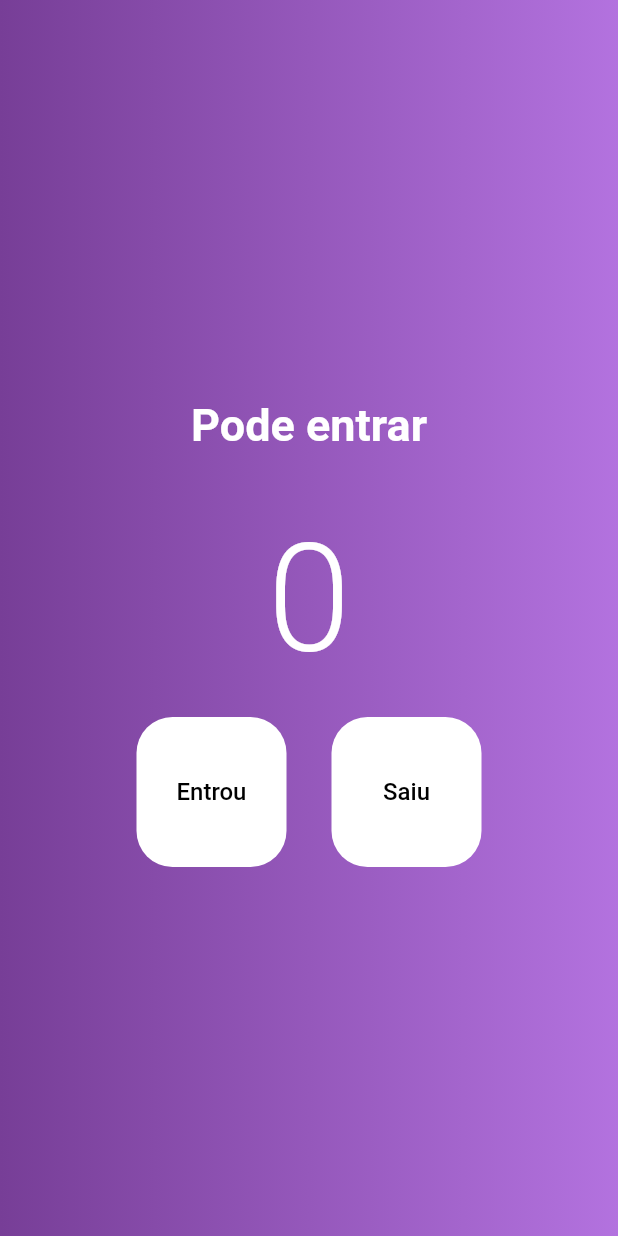
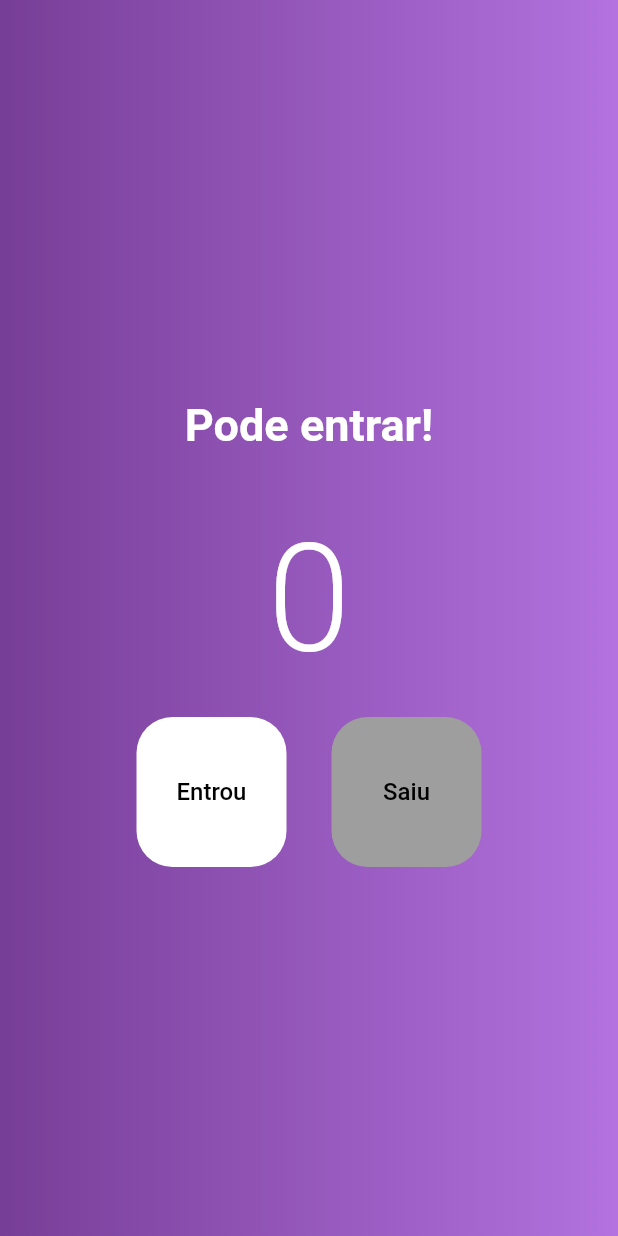
Before and after one commit to Joaopedroaquino/PeopleCounter, a Flutter app: the screen it shows after launch, on a phone screen of 412 x 824 dp. Run offline on Flutter 3.47's test engine with Material 2 defaults, Android fonts, the phone set to English and light mode, and no system bars.

Commit message:
adicionando regra de negocio

```diff
--- a/lib/home_page.dart
+++ b/lib/home_page.dart
@@ -24,6 +24,9 @@ class _HomePageState extends State<HomePage> {
     print('$count');
   }
 
+  bool get isEmpty => count == 0;
+  bool get isFull => count == 20;
+
   @override
   Widget build(BuildContext context) {
     return Scaffold(
@@ -44,10 +47,10 @@ class _HomePageState extends State<HomePage> {
         child: Column(
           mainAxisAlignment: MainAxisAlignment.center,
           children: [
-            const Padding(
+            Padding(
               padding: EdgeInsets.all(20),
               child: Text(
-                'Pode entrar',
+                isFull ? 'Lotado' : 'Pode entrar!',
                 style: TextStyle(
                   color: Colors.white,
                   fontSize: 30,
@@ -78,7 +81,7 @@ class _HomePageState extends State<HomePage> {
                         borderRadius: BorderRadius.circular(24),
                       ),
                     ),
-                    onPressed: increment,
+                    onPressed: isFull ? null : increment,
                     child: const Text(
                       'Entrou',
                       style: TextStyle(color: Colors.black, fontSize: 16),
@@ -89,13 +92,13 @@ class _HomePageState extends State<HomePage> {
                 TextButton(
                   style: TextButton.styleFrom(
                     primary: Colors.purple,
-                    backgroundColor: Colors.white,
+                    backgroundColor: isEmpty ? Colors.grey : Colors.white,
                     fixedSize: const Size(100, 100),
                     shape: RoundedRectangleBorder(
                       borderRadius: BorderRadius.circular(24),
                     ),
                   ),
-                  onPressed: decrement,
+                  onPressed: isEmpty ? null : decrement,
                   child: const Text(
                     'Saiu',
                     style: TextStyle(color: Colors.black, fontSize: 16),
```
